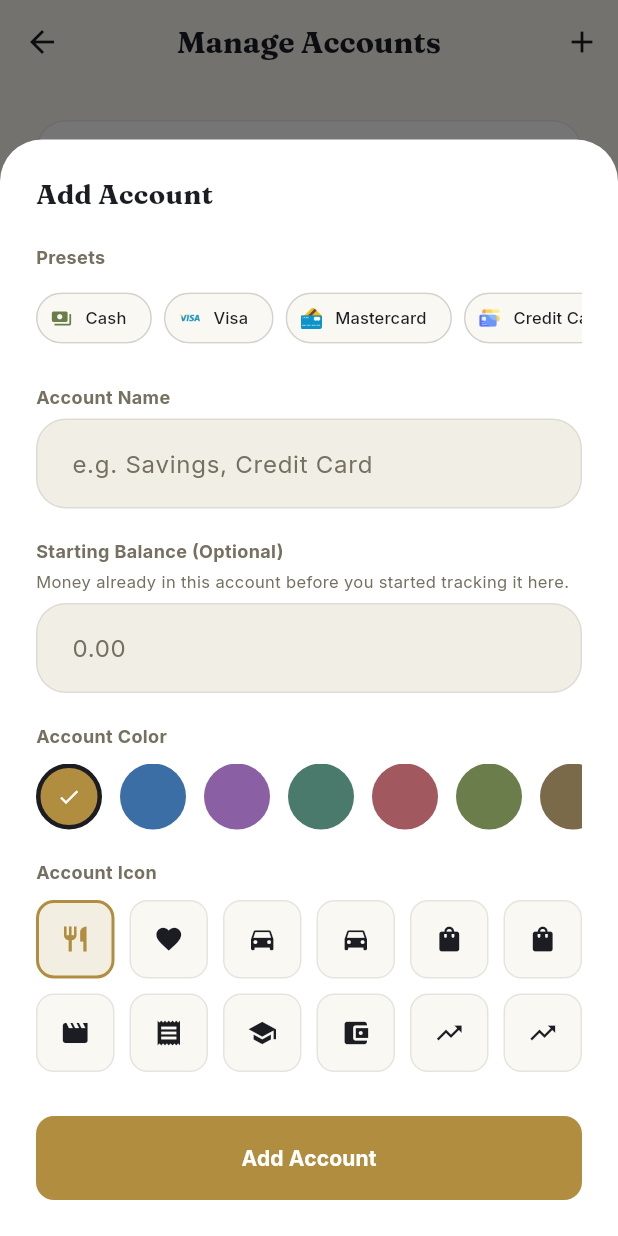
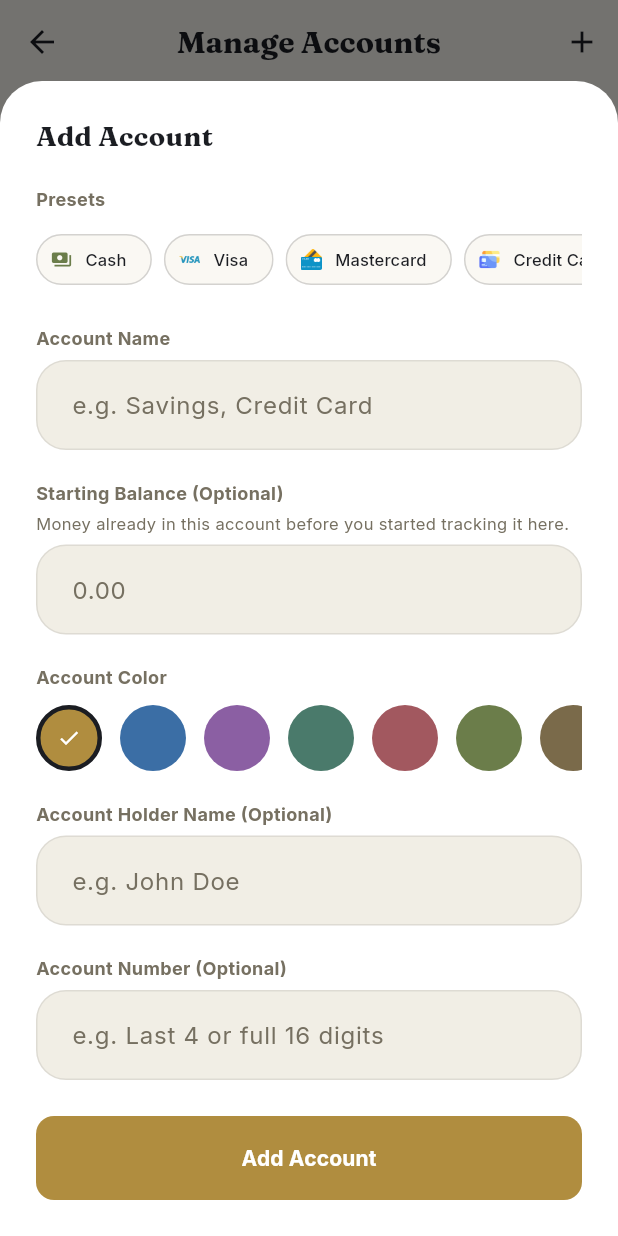
Before and after one commit to Maruf1803016/Expense_Tracker, a Flutter app: the AccountsManagementPage screen opened directly, after a tap on the "add" icon, on a phone screen of 412 x 824 dp. Run offline on Flutter 3.47's test engine with Material 3 defaults, Android fonts, the phone set to English and light mode, and no system bars; our stand-ins replace cloud_firestore, confetti, csv, equatable, firebase_auth, firebase_core and 7 more; accounts and stored records are empty.

Commit message:
fix: resolve save expense timing bug, add custom account holderName/accountNumber fields, and mask accountNumber

```diff
--- a/lib/features/account/data/models/account_model.dart
+++ b/lib/features/account/data/models/account_model.dart
@@ -12,6 +12,8 @@ class AccountModel extends Account {
     required super.initialBalance,
     required super.isDefault,
     required super.createdAt,
+    super.holderName,
+    super.accountNumber,
   });
 
   factory AccountModel.fromMap(Map<String, dynamic> map, String documentId) {
@@ -23,6 +25,8 @@ class AccountModel extends Account {
       initialBalance: (map['initialBalance'] as num?)?.toDouble() ?? 0.0,
       isDefault: map['isDefault'] as bool? ?? false,
       createdAt: (map['createdAt'] as Timestamp?)?.toDate() ?? DateTime.now(),
+      holderName: map['holderName'] as String?,
+      accountNumber: map['accountNumber'] as String?,
     );
   }
 
@@ -34,6 +38,8 @@ class AccountModel extends Account {
       'initialBalance': initialBalance,
       'isDefault': isDefault,
       'createdAt': createdAt,
+      'holderName': holderName,
+      'accountNumber': accountNumber,
     };
   }
 
@@ -46,6 +52,8 @@ class AccountModel extends Account {
       initialBalance: account.initialBalance,
       isDefault: account.isDefault,
       createdAt: account.createdAt,
+      holderName: account.holderName,
+      accountNumber: account.accountNumber,
     );
   }
 }
--- a/lib/features/account/domain/entities/account.dart
+++ b/lib/features/account/domain/entities/account.dart
@@ -11,6 +11,8 @@ class Account extends Equatable {
   final double initialBalance;
   final bool isDefault;
   final DateTime createdAt;
+  final String? holderName;
+  final String? accountNumber;
 
   const Account({
     required this.id,
@@ -20,6 +22,8 @@ class Account extends Equatable {
     required this.initialBalance,
     required this.isDefault,
     required this.createdAt,
+    this.holderName,
+    this.accountNumber,
   });
 
   static double calculateBalance(Account account, List<Expense> expenses) {
@@ -32,6 +36,25 @@ class Account extends Equatable {
     return balance;
   }
 
+  static String getMaskedAccountNumber(String? accountNumber) {
+    if (accountNumber == null || accountNumber.isEmpty) return '';
+    final clean = accountNumber.trim();
+    if (clean.length > 4) {
+      return '•••• ${clean.substring(clean.length - 4)}';
+    }
+    return '•••• $clean';
+  }
+
   @override
-  List<Object?> get props => [id, name, icon, color, initialBalance, isDefault, createdAt];
+  List<Object?> get props => [
+        id,
+        name,
+        icon,
+        color,
+        initialBalance,
+        isDefault,
+        createdAt,
+        holderName,
+        accountNumber,
+      ];
 }
--- a/lib/features/account/presentation/pages/accounts_management_page.dart
+++ b/lib/features/account/presentation/pages/accounts_management_page.dart
@@ -121,7 +121,11 @@ class AccountsManagementPage extends StatelessWidget {
                                     ),
                                     const SizedBox(height: 4),
                                     Text(
-                                      account.isDefault ? 'Primary Account' : 'Custom Account',
+                                      [
+                                        account.isDefault ? 'Primary Account' : 'Custom Account',
+                                        if (account.holderName != null && account.holderName!.isNotEmpty) account.holderName!,
+                                        if (account.accountNumber != null && account.accountNumber!.isNotEmpty) Account.getMaskedAccountNumber(account.accountNumber),
+                                      ].join(' • '),
                                       style: GoogleFonts.inter(
                                         fontSize: 12,
                                         color: AppTheme.muted,
@@ -218,6 +222,8 @@ class _AddEditAccountSheetState extends State<AddEditAccountSheet> {
   final _formKey = GlobalKey<FormState>();
   final _nameController = TextEditingController();
   final _balanceController = TextEditingController();
+  final _holderNameController = TextEditingController();
+  final _accountNumberController = TextEditingController();
   String? _selectedIconName;
   Color? _selectedColor;
   bool _isSaving = false;
@@ -231,6 +237,8 @@ class _AddEditAccountSheetState extends State<AddEditAccountSheet> {
       _nameController.text = widget.account!.name;
       _selectedIconName = IconUtils.getIconName(widget.account!.icon);
       _selectedColor = widget.account!.color;
+      _holderNameController.text = widget.account!.holderName ?? '';
+      _accountNumberController.text = widget.account!.accountNumber ?? '';
     } else {
       _selectedIconName = IconUtils.availableIconNames.first;
       _selectedColor = AppTheme.categoryPalette.first;
@@ -241,12 +249,19 @@ class _AddEditAccountSheetState extends State<AddEditAccountSheet> {
   void dispose() {
     _nameController.dispose();
     _balanceController.dispose();
+    _holderNameController.dispose();
+    _accountNumberController.dispose();
     super.dispose();
   }
 
   void _onSave() async {
     if (!_formKey.currentState!.validate()) return;
     setState(() => _isSaving = true);
+
+    final holderNameVal = _holderNameController.text.trim();
+    final accountNumberVal = _accountNumberController.text.trim();
+    final holderName = holderNameVal.isNotEmpty ? holderNameVal : null;
+    final accountNumber = accountNumberVal.isNotEmpty ? accountNumberVal : null;
 
     try {
       if (isEdit) {
@@ -258,6 +273,8 @@ class _AddEditAccountSheetState extends State<AddEditAccountSheet> {
           initialBalance: widget.account!.initialBalance,
           isDefault: widget.account!.isDefault,
           createdAt: widget.account!.createdAt,
+          holderName: holderName,
+          accountNumber: accountNumber,
         );
         await widget.accountProvider.update(updatedAccount);
       } else {
@@ -270,6 +287,8 @@ class _AddEditAccountSheetState extends State<AddEditAccountSheet> {
           initialBalance: initialBal,
           isDefault: false,
           createdAt: DateTime.now(),
+          holderName: holderName,
+          accountNumber: accountNumber,
         );
         await widget.accountProvider.add(newAccount);
       }
@@ -538,47 +557,33 @@ class _AddEditAccountSheetState extends State<AddEditAccountSheet> {
               ),
               const SizedBox(height: 20),
 
-              // Icon Picker
+              // Account Holder Name
               Text(
-                'Account Icon',
+                'Account Holder Name (Optional)',
                 style: GoogleFonts.inter(color: AppTheme.muted, fontSize: 12, fontWeight: FontWeight.bold),
               ),
-              const SizedBox(height: 10),
-              SizedBox(
-                height: 120,
-                child: GridView.builder(
-                  gridDelegate: const SliverGridDelegateWithFixedCrossAxisCount(
-                    crossAxisCount: 6,
-                    mainAxisSpacing: 10,
-                    crossAxisSpacing: 10,
-                  ),
-                  itemCount: IconUtils.availableIconNames.length,
-                  itemBuilder: (context, index) {
-                    final name = IconUtils.availableIconNames[index];
-                    final icon = IconUtils.getIcon(name);
-                    final isSelected = _selectedIconName == name;
-                    return InkWell(
-                      onTap: () => setState(() => _selectedIconName = name),
-                      borderRadius: BorderRadius.circular(12),
-                      child: Container(
-                        decoration: BoxDecoration(
-                          color: isSelected ? _selectedColor!.withOpacity(0.15) : AppTheme.paper,
-                          border: Border.all(
-                            color: isSelected ? _selectedColor! : AppTheme.line,
-                            width: isSelected ? 2 : 1,
-                          ),
-                          borderRadius: BorderRadius.circular(12),
-                        ),
-                        child: Center(
-                          child: IconUtils.buildIcon(
-                            name,
-                            color: isSelected ? _selectedColor : AppTheme.textDark,
-                            size: 20,
-                          ),
-                        ),
-                      ),
-                    );
-                  },
+              const SizedBox(height: 6),
+              TextFormField(
+                controller: _holderNameController,
+                style: GoogleFonts.inter(color: AppTheme.textDark),
+                decoration: const InputDecoration(
+                  hintText: 'e.g. John Doe',
+                ),
+              ),
+              const SizedBox(height: 20),
+
+              // Account Number
+              Text(
+                'Account Number (Optional)',
+                style: GoogleFonts.inter(color: AppTheme.muted, fontSize: 12, fontWeight: FontWeight.bold),
+              ),
+              const SizedBox(height: 6),
+              TextFormField(
+                controller: _accountNumberController,
+                style: GoogleFonts.inter(color: AppTheme.textDark),
+                keyboardType: TextInputType.number,
+                decoration: const InputDecoration(
+                  hintText: 'e.g. Last 4 or full 16 digits',
                 ),
               ),
               const SizedBox(height: 24),
--- a/lib/features/expense/presentation/pages/expense_list_page.dart
+++ b/lib/features/expense/presentation/pages/expense_list_page.dart
@@ -898,7 +898,7 @@ class _ExpenseListPageState extends State<ExpenseListPage> {
                             ),
                             const SizedBox(width: 6),
                             Text(
-                              account.name,
+                              '${account.name}${account.accountNumber != null && account.accountNumber!.isNotEmpty ? ' (${Account.getMaskedAccountNumber(account.accountNumber)})' : ''}',
                               style: GoogleFonts.inter(
                                 fontSize: 11,
                                 fontWeight: FontWeight.w500,
--- a/lib/features/expense/presentation/widgets/expense_list_item.dart
+++ b/lib/features/expense/presentation/widgets/expense_list_item.dart
@@ -7,6 +7,7 @@ import 'package:expense_tracker/features/category/domain/entities/category.dart'
 import 'package:provider/provider.dart';
 import 'package:expense_tracker/core/utils/icon_utils.dart';
 import 'package:expense_tracker/features/account/presentation/providers/account_provider.dart';
+import 'package:expense_tracker/features/account/domain/entities/account.dart';
 
 class ExpenseListItem extends StatelessWidget {
   final Expense expense;
@@ -115,7 +116,7 @@ class ExpenseListItem extends StatelessWidget {
                                 const SizedBox(width: 4),
                                 Flexible(
                                   child: Text(
-                                    account.name,
+                                    '${account.name}${account.accountNumber != null && account.accountNumber!.isNotEmpty ? ' (${Account.getMaskedAccountNumber(account.accountNumber)})' : ''}',
                                     maxLines: 1,
                                     overflow: TextOverflow.ellipsis,
                                     style: TextStyle(
--- a/lib/features/expense/presentation/widgets/search_filter_sheet.dart
+++ b/lib/features/expense/presentation/widgets/search_filter_sheet.dart
@@ -5,6 +5,7 @@ import 'package:expense_tracker/features/expense/presentation/providers/expense_
 import 'package:expense_tracker/features/expense/presentation/providers/expense_search_provider.dart';
 import 'package:expense_tracker/features/expense/domain/logic/expense_query_engine.dart';
 import 'package:expense_tracker/features/account/presentation/providers/account_provider.dart';
+import 'package:expense_tracker/features/account/domain/entities/account.dart';
 
 class SearchFilterSheet extends StatefulWidget {
   const SearchFilterSheet({super.key});
@@ -124,7 +125,7 @@ class _SearchFilterSheetState extends State<SearchFilterSheet> {
                 return Padding(
                   padding: const EdgeInsets.only(right: 8.0),
                   child: FilterChip(
-                    label: Text(account.name),
+                    label: Text('${account.name}${account.accountNumber != null && account.accountNumber!.isNotEmpty ? ' (${Account.getMaskedAccountNumber(account.accountNumber)})' : ''}'),
                     selected: isSelected,
                     onSelected: (selected) {
                       setState(() {
```
Also changed, not shown: lib/features/expense/presentation/pages/add_expense_page.dart (+47 -19 lines), 1 other file.
